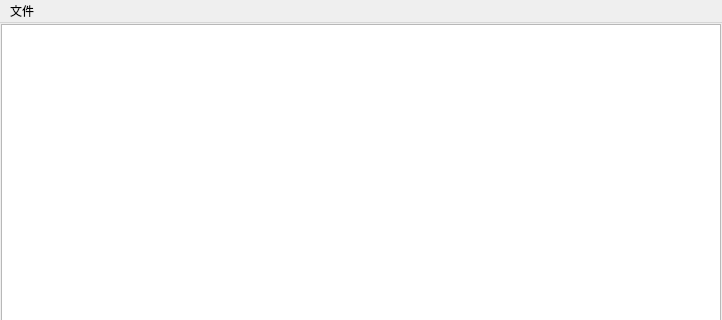
This is dia/ParserEditor.ui in BKEngine/Creator as Qt 5 draws it before an edit; both pictures show x 0 to 722 and y 0 to 320 of the 722 by 600 pixel window. The edited form follows.
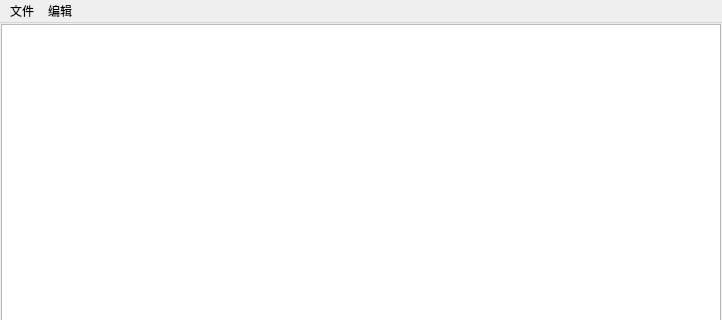
This is the edited form. Icons and pictures are not drawn.

Commit message: 收拾了一下图标及ParserEditor

Patch:
```diff
--- a/dia/ParserEditor.ui
+++ b/dia/ParserEditor.ui
@@ -14,7 +14,7 @@
    <string>MainWindow</string>
   </property>
   <property name="styleSheet">
-   <string notr="true">QTreeView::item { border: 0.5px ; border-style: solid ; border-color: lightgray ;}</string>
+   <string notr="true"/>
   </property>
   <widget class="QWidget" name="centralwidget">
    <layout class="QGridLayout" name="gridLayout" rowstretch="1,1000,1" columnstretch="1,1000,1">
@@ -133,9 +133,17 @@
     <property name="title">
      <string>文件</string>
     </property>
-    <addaction name="actionSave"/>
+    <addaction name="actsave"/>
+   </widget>
+   <widget class="QMenu" name="menu_2">
+    <property name="title">
+     <string>编辑</string>
+    </property>
+    <addaction name="actundo"/>
+    <addaction name="actredo"/>
    </widget>
    <addaction name="menu"/>
+   <addaction name="menu_2"/>
   </widget>
   <widget class="QStatusBar" name="statusbar"/>
   <action name="actionSave">
```
Left out of the diff: 85 changed lines with no effect on the pictures. The commit also changes 107 other files.
